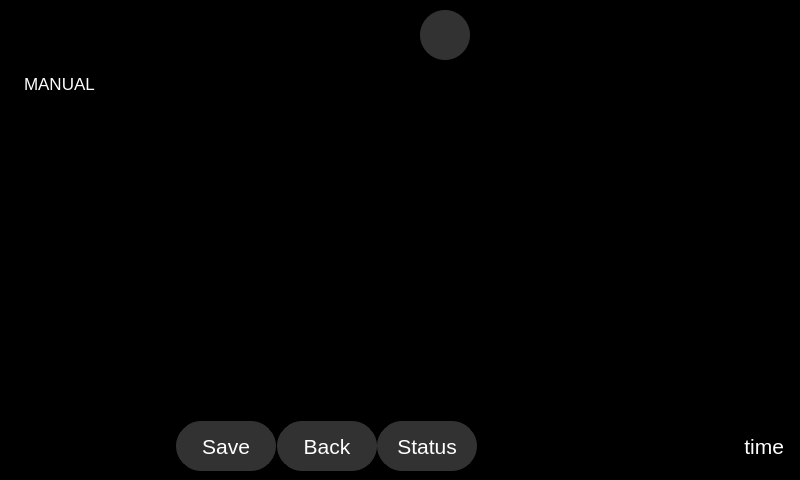
Old version of the form qt_design/main_window.ui in the repository zyl120/Naloxone_Safety_Kit.
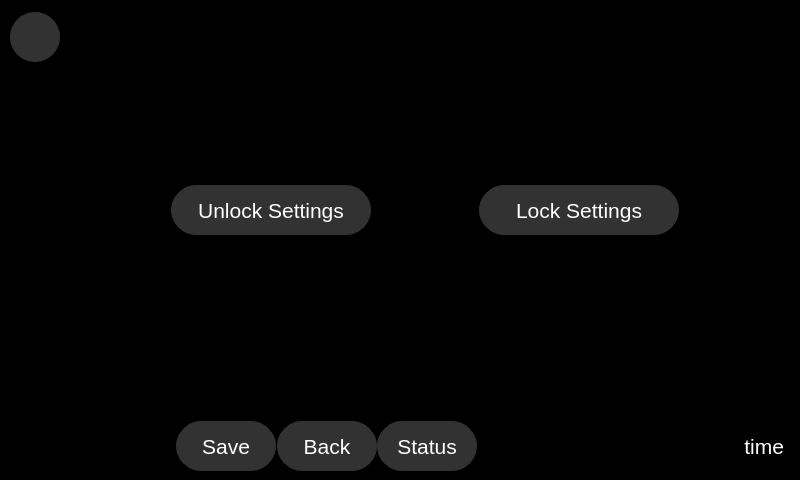
New version of the form. The open tabs and pages were chosen to show the change. Icons and pictures are not drawn.

Commit message: remove manual

```diff
--- a/qt_design/main_window.ui
+++ b/qt_design/main_window.ui
@@ -1077,15 +1077,17 @@
 border-width: 0px;
 border-style: solid;}
 QTabBar::tab{
-padding-left: 9px;
-padding-right: -9px;
+padding-left: 1px;
+padding-right: -1px;
+padding-top: -9px;
+padding-bottom:9px;
 width:50px;
 height:50px;
 border-radius:25px;
 border-width:1px;
 border-color:black;
-margin-left:4px;
-margin-right:4px;}
+margin-top:2px;
+margin-bottom:2px;}
 QTabBar::tab:selected {
 background: rgb(50,50,50);
 border-color:rgb(50,50,50);
@@ -1099,7 +1101,7 @@
 </string>
           </property>
           <property name="tabPosition">
-           <enum>QTabWidget::North</enum>
+           <enum>QTabWidget::West</enum>
           </property>
           <property name="tabShape">
            <enum>QTabWidget::Rounded</enum>
@@ -3866,65 +3868,6 @@
             </item>
            </layout>
           </widget>
-          <widget class="QWidget" name="help">
-           <attribute name="icon">
-            <iconset>
-             <normaloff>../main/res/help.png</normaloff>../main/res/help.png</iconset>
-           </attribute>
-           <attribute name="title">
-            <string/>
-           </attribute>
-           <layout class="QVBoxLayout" name="verticalLayout_20">
-            <item>
-             <widget class="QTextEdit" name="manual_textedit">
-              <property name="autoFillBackground">
-               <bool>false</bool>
-              </property>
-              <property name="styleSheet">
-               <string notr="true">QScrollBar {
-        background: rgb(50,50,50);
-        border-radius: 5px;
-        border-color:rgb(50,50,50);
-        width:10
-    }
-QScrollBar::handle:vertical
-    {
-        background-color: rgb(65,65,65);
-        border-radius: 5px;
-    }
-QScrollBar::add-line:vertical {
-      border: none;
-      background: none;
-}
-
-QScrollBar::sub-line:vertical {
-      border: none;
-      background: none;
-}QTextEdit {
-	background-color: black;
-	color: white;
-}</string>
-              </property>
-              <property name="readOnly">
-               <bool>true</bool>
-              </property>
-              <property name="html">
-               <string>&lt;!DOCTYPE HTML PUBLIC &quot;-//W3C//DTD HTML 4.0//EN&quot; &quot;http://www.w3.org/TR/REC-html40/strict.dtd&quot;&gt;
-&lt;html&gt;&lt;head&gt;&lt;meta name=&quot;qrichtext&quot; content=&quot;1&quot; /&gt;&lt;meta charset=&quot;utf-8&quot; /&gt;&lt;style type=&quot;text/css&quot;&gt;
-p, li { white-space: pre-wrap; }
-hr { height: 1px; border-width: 0; }
-li.unchecked::marker { content: &quot;\2610&quot;; }
-li.checked::marker { content: &quot;\2612&quot;; }
-&lt;/style&gt;&lt;/head&gt;&lt;body style=&quot; font-family:'.AppleSystemUIFont'; font-size:13pt; font-weight:400; font-style:normal;&quot;&gt;
-&lt;p style=&quot; margin-top:0px; margin-bottom:0px; margin-left:0px; margin-right:0px; -qt-block-indent:0; text-indent:0px;&quot;&gt;MANUAL&lt;/p&gt;&lt;/body&gt;&lt;/html&gt;</string>
-              </property>
-              <property name="textInteractionFlags">
-               <set>Qt::NoTextInteraction</set>
-              </property>
-             </widget>
-            </item>
-           </layout>
-          </widget>
          </widget>
         </item>
        </layout>
```
Left out of the diff: 27 changed lines with no effect on the pictures. The commit also changes 10 other files.
